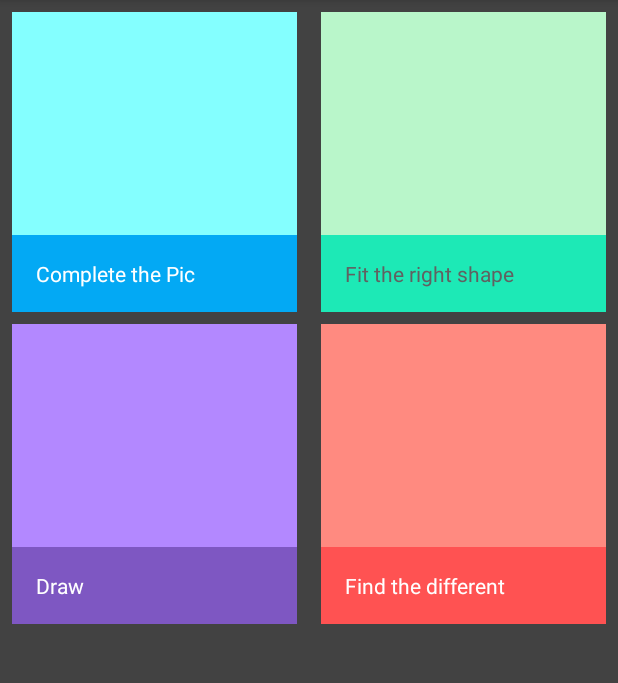
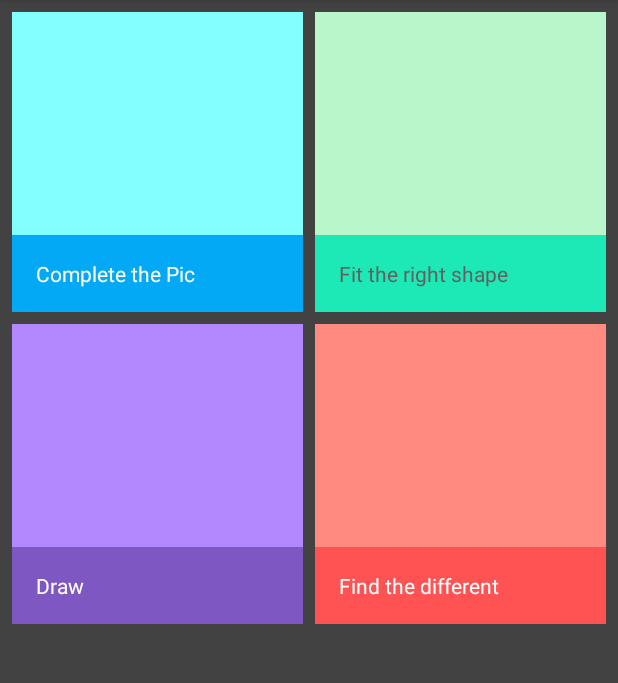
Before and after one commit to caniidio/AutismKidsGame, an Android app: the screen it shows after launch (MainActivity), on a phone screen of 412 x 824 dp, the part 84-767 px from its top. Run offline under Robolectric (Android 15) with nearby library versions, the phone set to English and light mode, and no system bars; our stand-ins replace EventBus; libraries missing offline, so code that uses them is left out: com.afollestad.materialdialogs; 1 statement that could not run was skipped.

Commit message:
add better margens to activity_main.xml

```diff
--- a/app/src/main/res/layout/activity_main.xml
+++ b/app/src/main/res/layout/activity_main.xml
@@ -16,7 +16,7 @@
             android:id="@+id/puzzleImageView"
             android:layout_width="0dp"
             android:layout_height="200dp"
-            android:layout_marginEnd="8dp"
+            android:layout_marginEnd="4dp"
             android:layout_marginStart="8dp"
             android:layout_marginTop="8dp"
             android:background="#84ffff"
@@ -42,7 +42,7 @@
             android:layout_width="0dp"
             android:layout_height="200dp"
             android:layout_marginEnd="8dp"
-            android:layout_marginStart="8dp"
+            android:layout_marginStart="4dp"
             android:layout_marginTop="8dp"
             android:background="#b9f6ca"
             android:paddingBottom="50dp"
@@ -67,7 +67,7 @@
             android:id="@+id/drawImageView"
             android:layout_width="0dp"
             android:layout_height="200dp"
-            android:layout_marginEnd="8dp"
+            android:layout_marginEnd="4dp"
             android:layout_marginStart="8dp"
             android:layout_marginTop="8dp"
             android:background="#b388ff"
@@ -93,7 +93,7 @@
             android:layout_width="0dp"
             android:layout_height="200dp"
             android:layout_marginEnd="8dp"
-            android:layout_marginStart="8dp"
+            android:layout_marginStart="4dp"
             android:layout_marginTop="8dp"
             android:background="#ff8a80"
             android:paddingBottom="50dp"
```
